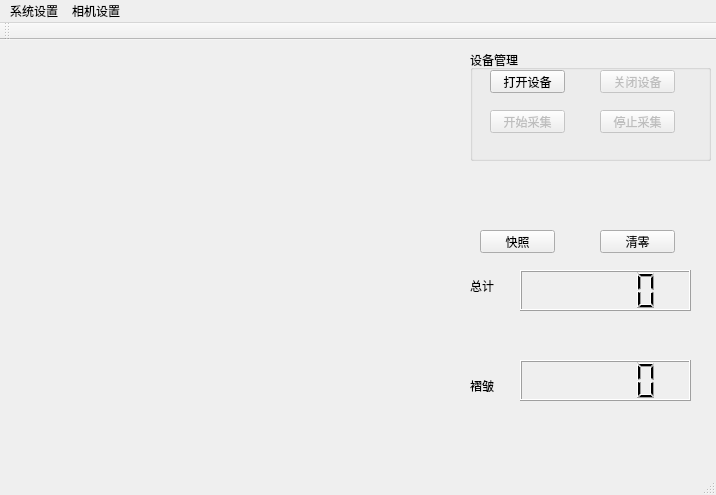
leepengcheng/lpc-robot, file cpp/Location3D/mainwindow.ui: the form before one commit.
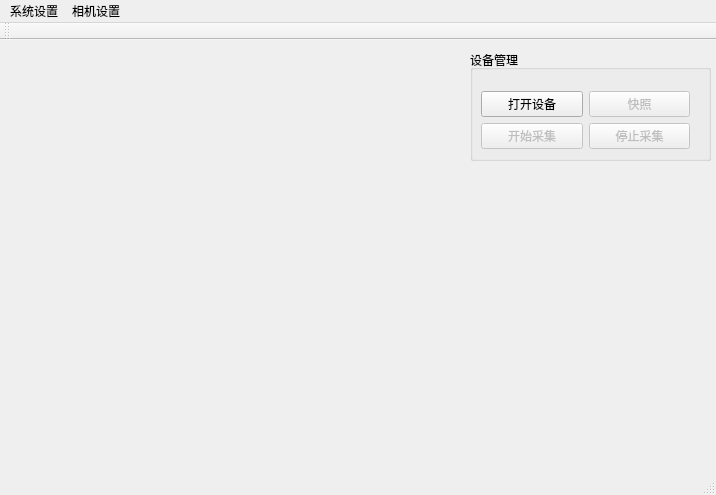
The form after the commit.

```diff
--- a/cpp/Location3D/mainwindow.ui
+++ b/cpp/Location3D/mainwindow.ui
@@ -24,102 +24,6 @@
      </rect>
     </property>
    </widget>
-   <widget class="QPushButton" name="btn_snapshot">
-    <property name="enabled">
-     <bool>true</bool>
-    </property>
-    <property name="geometry">
-     <rect>
-      <x>480</x>
-      <y>190</y>
-      <width>75</width>
-      <height>23</height>
-     </rect>
-    </property>
-    <property name="text">
-     <string>快照</string>
-    </property>
-   </widget>
-   <widget class="QLCDNumber" name="lcdSuccessNum">
-    <property name="geometry">
-     <rect>
-      <x>520</x>
-      <y>230</y>
-      <width>171</width>
-      <height>41</height>
-     </rect>
-    </property>
-    <property name="segmentStyle">
-     <enum>QLCDNumber::Filled</enum>
-    </property>
-    <property name="value" stdset="0">
-     <double>0.000000000000000</double>
-    </property>
-    <property name="intValue" stdset="0">
-     <number>0</number>
-    </property>
-   </widget>
-   <widget class="QPushButton" name="btn_snapshot_2">
-    <property name="enabled">
-     <bool>true</bool>
-    </property>
-    <property name="geometry">
-     <rect>
-      <x>600</x>
-      <y>190</y>
-      <width>75</width>
-      <height>23</height>
-     </rect>
-    </property>
-    <property name="text">
-     <string>清零</string>
-    </property>
-   </widget>
-   <widget class="QLabel" name="label">
-    <property name="geometry">
-     <rect>
-      <x>470</x>
-      <y>240</y>
-      <width>54</width>
-      <height>12</height>
-     </rect>
-    </property>
-    <property name="text">
-     <string>总计</string>
-    </property>
-   </widget>
-   <widget class="QLCDNumber" name="lcdSuccessNum_2">
-    <property name="geometry">
-     <rect>
-      <x>520</x>
-      <y>320</y>
-      <width>171</width>
-      <height>41</height>
-     </rect>
-    </property>
-    <property name="segmentStyle">
-     <enum>QLCDNumber::Filled</enum>
-    </property>
-    <property name="value" stdset="0">
-     <double>0.000000000000000</double>
-    </property>
-    <property name="intValue" stdset="0">
-     <number>0</number>
-    </property>
-   </widget>
-   <widget class="QLabel" name="label_2">
-    <property name="geometry">
-     <rect>
-      <x>470</x>
-      <y>340</y>
-      <width>54</width>
-      <height>12</height>
-     </rect>
-    </property>
-    <property name="text">
-     <string>褶皱</string>
-    </property>
-   </widget>
    <widget class="QGroupBox" name="groupBox">
     <property name="geometry">
      <rect>
@@ -132,67 +36,55 @@
     <property name="title">
      <string>设备管理</string>
     </property>
+    <widget class="QWidget" name="layoutWidget">
+     <property name="geometry">
+      <rect>
+       <x>0</x>
+       <y>30</y>
+       <width>231</width>
+       <height>81</height>
+      </rect>
+     </property>
+     <layout class="QGridLayout" name="gridLayout">
+      <item row="0" column="0">
     <widget class="QPushButton" name="btn_opendevice">
-     <property name="geometry">
-      <rect>
-       <x>20</x>
-       <y>20</y>
-       <width>75</width>
-       <height>23</height>
-      </rect>
-     </property>
      <property name="text">
       <string>打开设备</string>
      </property>
     </widget>
-    <widget class="QPushButton" name="btn_closedevice">
+      </item>
+      <item row="0" column="1">
+       <widget class="QPushButton" name="btn_snapshot">
      <property name="enabled">
       <bool>false</bool>
      </property>
-     <property name="geometry">
-      <rect>
-       <x>130</x>
-       <y>20</y>
-       <width>75</width>
-       <height>23</height>
-      </rect>
-     </property>
      <property name="text">
-      <string>关闭设备</string>
-     </property>
-    </widget>
+         <string>快照</string>
+        </property>
+       </widget>
+      </item>
+      <item row="1" column="0">
     <widget class="QPushButton" name="btn_startgrab">
      <property name="enabled">
       <bool>false</bool>
      </property>
-     <property name="geometry">
-      <rect>
-       <x>20</x>
-       <y>60</y>
-       <width>75</width>
-       <height>23</height>
-      </rect>
-     </property>
      <property name="text">
       <string>开始采集</string>
      </property>
     </widget>
+      </item>
+      <item row="1" column="1">
     <widget class="QPushButton" name="btn_stopgrab">
      <property name="enabled">
       <bool>false</bool>
      </property>
-     <property name="geometry">
-      <rect>
-       <x>130</x>
-       <y>60</y>
-       <width>75</width>
-       <height>23</height>
-      </rect>
-     </property>
      <property name="text">
       <string>停止采集</string>
      </property>
     </widget>
+      </item>
+     </layout>
+    </widget>
    </widget>
   </widget>
   <widget class="QMenuBar" name="menuBar">
```
Left out of the diff: 4 changed lines with no effect on the pictures. Lines whose indentation alone changed are shown as unchanged.
